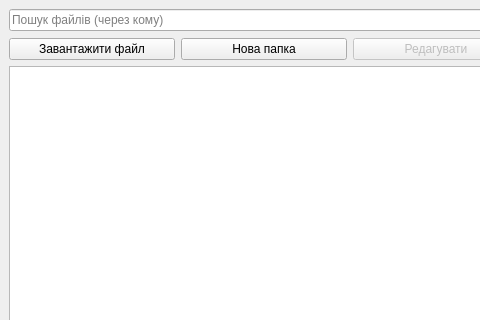
This is gui/main.ui in andrii-shchur/TeleCloud as Qt 5 draws it before an edit; both pictures show x 0 to 480 and y 0 to 320 of the 700 by 851 pixel window. The edited form follows.
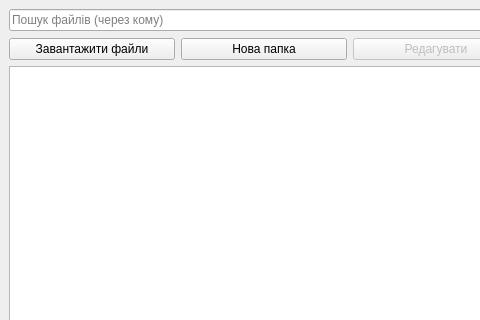
This is the edited form. Icons and pictures are not drawn.

```diff
--- a/gui/main.ui
+++ b/gui/main.ui
@@ -46,7 +46,7 @@
       <item>
        <widget class="QPushButton" name="upload_button">
         <property name="text">
-         <string>Завантажити файл</string>
+         <string>Завантажити файли</string>
         </property>
         <property name="icon">
          <iconset>
```
